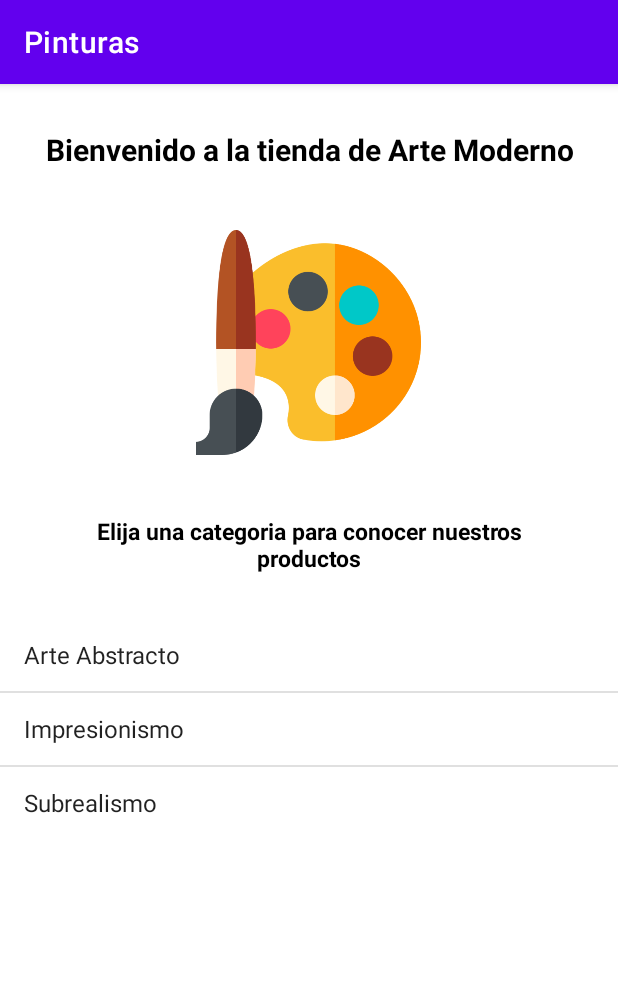
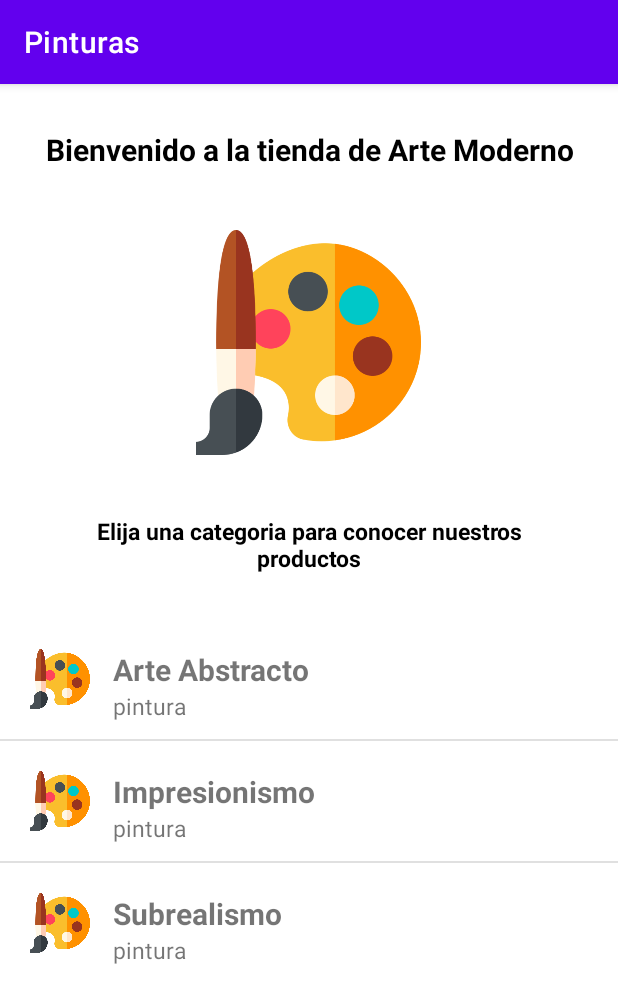
Before and after one commit to JohnH31/MyAppPinturas, an Android app: the screen it shows after launch (MainActivity), on a phone screen of 412 x 824 dp. Shown: the top 1003 px of the screen. Run offline under Robolectric (Android 15) with nearby library versions, the phone set to English and light mode, and no system bars.

Commit message:
Agregar ListaPersonalizada

```diff
--- /dev/null
+++ b/app/src/main/java/com/jherrera/myapppinturas/AdtaptadorListaP.java
@@ -0,0 +1,54 @@
+package com.jherrera.myapppinturas;
+
+import android.content.Context;
+import android.view.LayoutInflater;
+import android.view.View;
+import android.view.ViewGroup;
+import android.widget.BaseAdapter;
+import android.widget.TextView;
+
+import java.util.ArrayList;
+
+public class AdtaptadorListaP extends BaseAdapter {
+    private Context context;
+    private int referenciaLista;
+    private ArrayList<String> dato = new ArrayList<>();
+
+    public AdtaptadorListaP(Context context, int referenciaLista,ArrayList<String> dato){
+        this.context = context;
+        this.referenciaLista = referenciaLista;
+        this.dato = dato;
+    }
+
+    @Override
+    public int getCount() {
+        return this.dato.size();
+    }
+
+    @Override
+    public Object getItem(int position) {
+        return null;
+    }
+
+    @Override
+    public long getItemId(int position) {
+        return 0;
+    }
+
+    @Override
+    public View getView(int position, View convertView, ViewGroup parent) {
+        //variable de tipo vista que sera el retorno
+        View v = convertView;
+        //reconoce el contexto donde se va mostrar la lista personalizada
+        LayoutInflater layoutInflater = LayoutInflater.from(this.context);
+        //cra la referencia para el retorno de la nueva lista personalizada
+        v = layoutInflater.inflate(R.layout.lista_personalizada,null);
+        String kilo;
+        kilo = this.dato.get(position);
+        TextView campk;
+        campk = v.findViewById(R.id.txtTitulo);
+        campk.setText(kilo);
+        return v;
+    }
+
+}
--- a/app/src/main/java/com/jherrera/myapppinturas/MainActivity.java
+++ b/app/src/main/java/com/jherrera/myapppinturas/MainActivity.java
@@ -30,8 +30,8 @@ public class MainActivity extends AppCompatActivity {
 
         //Declaracion del adaptador para la visualizacion de la informacion de la lista
         //Llenado de la lista
-        ArrayAdapter adapter = new ArrayAdapter(this, android.R.layout.simple_list_item_1, cate);
-        lista.setAdapter(adapter);
+        AdtaptadorListaP adtaptadorListaP = new AdtaptadorListaP(this,R.layout.lista_personalizada,cate);
+        lista.setAdapter(adtaptadorListaP);
 
         //Metodo para poder activar la funcion de presionar los componenetes de la lista
         lista.setOnItemClickListener(new AdapterView.OnItemClickListener() {
--- /dev/null
+++ b/app/src/main/res/layout/lista_personalizada.xml
@@ -0,0 +1,31 @@
+<?xml version="1.0" encoding="utf-8"?>
+<RelativeLayout xmlns:android="http://schemas.android.com/apk/res/android"
+    android:layout_width="match_parent"
+    android:layout_height="match_parent">
+    <ImageView
+        android:id="@+id/imgPaleta"
+        android:layout_width="40sp"
+        android:layout_height="40sp"
+        android:layout_margin="20sp"
+        android:src="@drawable/paletapintura"
+        />
+    <TextView
+        android:id="@+id/txtTitulo"
+        android:layout_width="wrap_content"
+        android:layout_height="wrap_content"
+        android:text="prueba"
+        android:textStyle="bold"
+        android:textSize="20sp"
+        android:layout_marginLeft="75sp"
+        android:layout_marginTop="20sp"
+        />
+    <TextView
+        android:id="@+id/txtTit"
+        android:layout_width="wrap_content"
+        android:layout_height="wrap_content"
+        android:text="pintura"
+        android:textSize="15sp"
+        android:layout_marginLeft="75sp"
+        android:layout_below="@+id/txtTitulo"
+        />
+</RelativeLayout>
```
Also changed, not shown: 2 other files.
